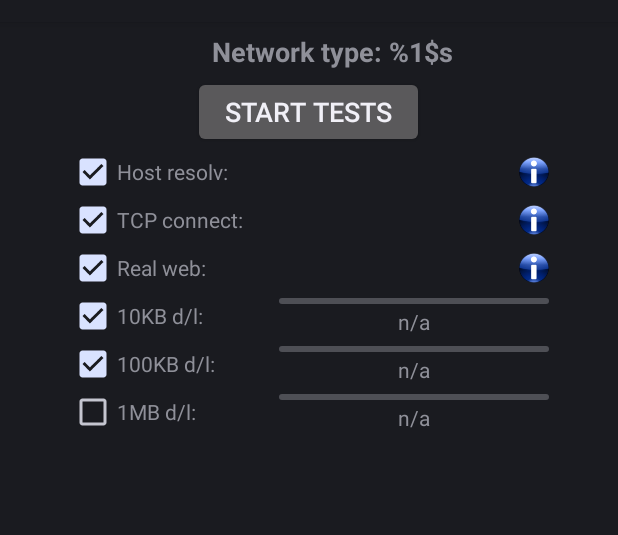
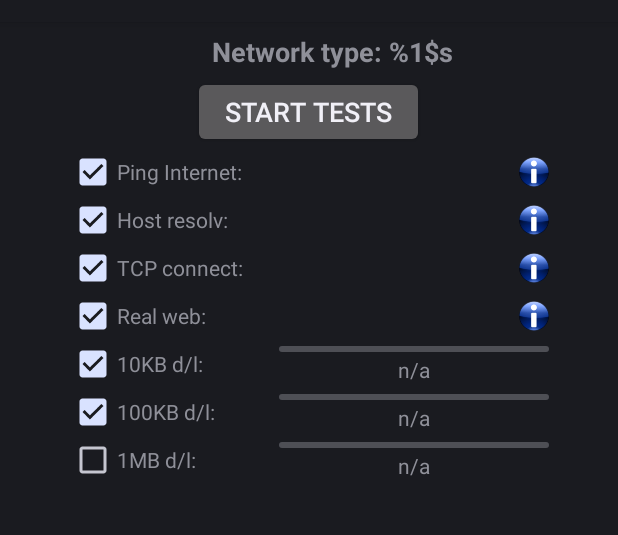
Before and after one commit to ab/androidnetworktester, an Android app: the screen it shows after launch (MainActivity), on a phone screen of 412 x 824 dp, the part 62-597 px from its top. Run offline under Robolectric (Android 15) with nearby library versions, the phone set to English and light mode, and no system bars; 1 statement that could not run was skipped.

Commit message:
Add a new ICMP ping test that connects to 8.8.8.8.

```diff
--- a/app/src/main/java/org/gc/networktester/activity/MainActivity.java
+++ b/app/src/main/java/org/gc/networktester/activity/MainActivity.java
@@ -22,6 +22,7 @@ import org.gc.networktester.tester.Download10kbTester;
 import org.gc.networktester.tester.Download100kbTester;
 import org.gc.networktester.tester.Download1mbTester;
 import org.gc.networktester.tester.HostResolutionTester;
+import org.gc.networktester.tester.PingInternetTester;
 import org.gc.networktester.tester.RealWebTester;
 import org.gc.networktester.tester.TcpConnectionTester;
 import org.gc.networktester.tester.Tester;
@@ -63,6 +64,7 @@ public class MainActivity extends Activity {
         super.onCreate( savedInstanceState );
 
         testers = new ArrayList<Tester>();
+        testers.add( new PingInternetTester() );
         testers.add( new HostResolutionTester() );
         testers.add( new TcpConnectionTester() );
         testers.add( new RealWebTester() );
--- /dev/null
+++ b/app/src/main/java/org/gc/networktester/tester/PingInternetTester.java
@@ -0,0 +1,160 @@
+/*
+ *
+ * Copyright (C) 2011 Guillaume Cottenceau.
+ *
+ * Android Network Tester is licensed under the Apache 2.0 license.
+ *
+ */
+
+package org.gc.networktester.tester;
+
+import android.app.AlertDialog;
+import android.os.SystemClock;
+import android.view.View;
+import android.view.View.OnClickListener;
+import android.widget.CheckBox;
+import android.widget.ImageView;
+import android.widget.ProgressBar;
+import android.widget.TextView;
+
+import org.gc.networktester.R;
+import org.gc.networktester.activity.MainActivity;
+import org.gc.networktester.util.Log;
+import org.gc.networktester.util.Util;
+
+import java.io.IOException;
+import java.net.ConnectException;
+import java.net.InetAddress;
+import java.net.SocketTimeoutException;
+import java.net.UnknownHostException;
+import java.util.ArrayList;
+import java.util.List;
+
+public class PingInternetTester implements Tester {
+
+    private MainActivity mainAct;
+    private CheckBox checkbox;
+    private ProgressBar progressbar;
+    private ImageView imageview;
+    private TextView textview;
+    private ImageView imageviewInfo;
+    private AlertDialog dialog = null;
+    private int moreInfoMessageId = R.string.ping_internet_expl;
+
+    public static String dnsServerAddress = "8.8.8.8";
+
+    public void setupViews( MainActivity mainActivity ) {
+        this.mainAct = mainActivity;
+        checkbox = (CheckBox) mainActivity.findViewById( R.id.main__checkbox_ping_internet );
+        textview = (TextView) mainActivity.findViewById( R.id.main__text_ping_internet );
+        textview.setOnClickListener( new MoreInfoOnClickListener() );
+        progressbar = (ProgressBar) mainActivity.findViewById( R.id.main__progressbar_ping_internet );
+        progressbar.setVisibility( View.GONE );
+        imageview = (ImageView) mainActivity.findViewById( R.id.main__image_ping_internet );
+        imageview.setVisibility( View.GONE );
+        imageview.setOnClickListener( new MoreInfoOnClickListener() );
+        imageviewInfo = (ImageView) mainActivity.findViewById( R.id.main__image_ping_internet_info );
+        imageviewInfo.setOnClickListener( new MoreInfoOnClickListener() );
+    }
+
+    private class MoreInfoOnClickListener implements OnClickListener {
+        public void onClick( View v ) {
+            dialog = Util.createDialog( mainAct, moreInfoMessageId );
+        }
+    }
+
+    public void prepareTest() {
+        checkbox.setEnabled( false );
+        textview.setVisibility( View.GONE );
+        imageview.setVisibility( View.GONE );
+        moreInfoMessageId = R.string.ping_internet_expl;
+    }
+
+    public boolean isActive() {
+        return checkbox.isChecked();
+    }
+
+    public void setActive( boolean value ) {
+        checkbox.setChecked( value );
+    }
+
+    public boolean performTest() {
+        mainAct.runOnUiThread( new Thread() { public void run() { progressbar.setVisibility( View.VISIBLE ); } } );
+        try {
+
+
+
+            InetAddress address = InetAddress.getByName(dnsServerAddress);
+            long now = SystemClock.uptimeMillis();
+
+            Log.debug("Testing reachability of " + address.getHostAddress());
+
+            final boolean result = address.isReachable(2000);
+            long time_one = SystemClock.uptimeMillis() - now;
+
+            final String str = mainAct.getString( R.string.ping_time, time_one);
+
+            if (result) {
+                Log.debug(address.getHostAddress() + " is reachable");
+            } else {
+                Log.debug(address.getHostAddress() + " is not reachable");
+            }
+
+            mainAct.runOnUiThread( new Thread() { public void run() {
+                textview.setText( str );
+                if (result) {
+                    imageview.setImageResource(R.drawable.real_web_ok);
+                    moreInfoMessageId = R.string.ping_internet_success;
+                } else {
+                    imageview.setImageResource(R.drawable.failure);
+                    moreInfoMessageId = R.string.ping_internet_failure;
+                }
+            } } );
+            return true;
+
+        } catch ( UnknownHostException e ) {
+            mainAct.runOnUiThread(new Thread() {
+                public void run() {
+                    textview.setText(R.string.typical_error_unknownhost);
+                    imageview.setImageResource(R.drawable.failure);
+                    moreInfoMessageId = R.string.tester_not_tested_expl;
+                }
+            });
+            return false;
+
+        } catch ( final IOException ioe ) {
+            Log.debug( Util.printException( ioe ) );
+            mainAct.runOnUiThread( new Thread() { public void run() {
+                if ( ioe instanceof SocketTimeoutException) {
+                    textview.setText( mainAct.getString( R.string.typical_error_connectiontimeout ) );
+                } else if ( ioe instanceof ConnectException) {
+                    textview.setText( mainAct.getString( R.string.typical_error_connectionrefused ) );
+                } else {
+                    textview.setText( Util.exceptionMessageOrClass( ioe ) );
+                }
+                imageview.setImageResource( R.drawable.failure );
+                moreInfoMessageId = R.string.tester_not_tested_expl;
+            } } );
+            return false;
+
+        } finally {
+            mainAct.runOnUiThread( new Thread() { public void run() {
+                textview.setVisibility( View.VISIBLE );
+                imageview.setVisibility( View.VISIBLE );
+                progressbar.setVisibility( View.GONE ); } } );
+        }
+    }
+
+    public void cleanupTests() {
+        checkbox.setEnabled( true );
+    }
+
+    public void onPause() {
+        // need to detach existing popup windows before pausing/destroying activity
+        // (screen orientation change, for example)
+        if ( dialog != null ) {
+            dialog.dismiss();
+        }
+    }
+
+}
--- a/app/src/main/res/layout-xlarge/main.xml
+++ b/app/src/main/res/layout-xlarge/main.xml
@@ -42,6 +42,56 @@
     <LinearLayout android:orientation="vertical"
                   android:layout_width="fill_parent"
                   android:layout_height="wrap_content">
+
+      <!-- Ping internet -->
+      <RelativeLayout android:layout_width="fill_parent"
+	              android:layout_height="wrap_content">
+        <LinearLayout android:id="@+id/main__checkbox_and_text_ping_internet"
+  		      android:orientation="horizontal"
+		      android:layout_width="180dp"
+		      android:layout_height="wrap_content"
+		      android:layout_alignParentLeft="true">
+	  <CheckBox android:id="@+id/main__checkbox_ping_internet"
+		    android:layout_width="wrap_content"
+		    android:layout_height="wrap_content"
+                    android:checked="true"/>
+          <RelativeLayout android:layout_width="wrap_content"
+	                  android:layout_height="fill_parent">
+	    <TextView android:layout_width="wrap_content"
+    		      android:layout_height="wrap_content"
+                      android:textSize="16sp"
+                      android:layout_centerVertical="true"
+    		      android:text="@string/ping_internet"/>
+	  </RelativeLayout>
+        </LinearLayout>
+        <RelativeLayout android:layout_width="fill_parent"
+                        android:layout_height="fill_parent"
+                        android:layout_centerVertical="true"
+		        android:layout_toRightOf="@id/main__checkbox_and_text_ping_internet">
+          <ImageView android:id="@+id/main__image_ping_internet"
+  	             android:layout_width="24dp"
+      	             android:layout_height="24dp"
+	             android:layout_centerVertical="true"/>
+          <TextView android:id="@+id/main__text_ping_internet"
+                    android:layout_width="wrap_content"
+    	            android:layout_height="wrap_content"
+	            android:layout_centerVertical="true"
+		    android:layout_toRightOf="@id/main__image_ping_internet"
+                    android:textSize="16sp"
+		    android:paddingLeft="7dp"/>
+          <ProgressBar android:id="@+id/main__progressbar_ping_internet"
+                       android:layout_width="wrap_content"
+                       android:layout_height="wrap_content"
+		       android:layout_centerVertical="true"
+                       style="@android:style/Widget.ProgressBar.Small"/>
+        </RelativeLayout>
+        <ImageView android:id="@+id/main__image_ping_internet"
+                   android:layout_width="20dp"
+                   android:layout_height="20dp"
+                   android:layout_centerVertical="true"
+                   android:layout_alignParentRight="true"
+                   android:src="@drawable/info"/>
+      </RelativeLayout>
 
       <!-- Hostname resolution -->
       <RelativeLayout android:layout_width="fill_parent"
--- a/app/src/main/res/layout/main.xml
+++ b/app/src/main/res/layout/main.xml
@@ -41,6 +41,54 @@
     <LinearLayout android:orientation="vertical"
                   android:layout_width="fill_parent"
                   android:layout_height="wrap_content">
+
+      <!-- Ping internet -->
+      <RelativeLayout android:layout_width="fill_parent"
+	              android:layout_height="wrap_content">
+        <LinearLayout android:id="@+id/main__checkbox_and_text_ping_internet"
+  		      android:orientation="horizontal"
+		      android:layout_width="140dp"
+		      android:layout_height="wrap_content"
+		      android:layout_alignParentLeft="true">
+	  <CheckBox android:id="@+id/main__checkbox_ping_internet"
+		    android:layout_width="wrap_content"
+		    android:layout_height="wrap_content"
+                    android:checked="true"/>
+          <RelativeLayout android:layout_width="wrap_content"
+	                  android:layout_height="fill_parent">
+	    <TextView android:layout_width="wrap_content"
+    		      android:layout_height="wrap_content"
+                      android:layout_centerVertical="true"
+    		      android:text="@string/ping_internet"/>
+	  </RelativeLayout>
+        </LinearLayout>
+        <RelativeLayout android:layout_width="fill_parent"
+                        android:layout_height="fill_parent"
+                        android:layout_centerVertical="true"
+		        android:layout_toRightOf="@id/main__checkbox_and_text_ping_internet">
+          <ImageView android:id="@+id/main__image_ping_internet"
+  	             android:layout_width="24dp"
+      	             android:layout_height="24dp"
+	             android:layout_centerVertical="true"/>
+          <TextView android:id="@+id/main__text_ping_internet"
+                    android:layout_width="wrap_content"
+    	            android:layout_height="wrap_content"
+	            android:layout_centerVertical="true"
+		    android:layout_toRightOf="@id/main__image_ping_internet"
+		    android:paddingLeft="5dp"/>
+          <ProgressBar android:id="@+id/main__progressbar_ping_internet"
+                       android:layout_width="wrap_content"
+                       android:layout_height="wrap_content"
+		       android:layout_centerVertical="true"
+                       style="@android:style/Widget.ProgressBar.Small"/>
+        </RelativeLayout>
+        <ImageView android:id="@+id/main__image_ping_internet_info"
+                   android:layout_width="20dp"
+                   android:layout_height="20dp"
+                   android:layout_centerVertical="true"
+                   android:layout_alignParentRight="true"
+                   android:src="@drawable/info"/>
+      </RelativeLayout>
 
       <!-- Hostname resolution -->
       <RelativeLayout android:layout_width="fill_parent"
--- a/app/src/main/res/values/strings.xml
+++ b/app/src/main/res/values/strings.xml
@@ -18,6 +18,12 @@
     <string name="failed">Failed (%1$s)</string>
     <string name="dl_speed">%1$.2f KB/sec</string>
     <string name="dl_too_small">Download file too small. You might not be connected to the real web, or try again later, or try to update the app.</string>
+
+    <string name="ping_internet">Ping Internet: </string>
+    <string name="ping_internet_expl">An ICMP ping echo request is performed against Google public DNS (8.8.8.8).</string>
+    <string name="ping_time">%1$d ms</string>
+    <string name="ping_internet_success">ICMP echo request to 8.8.8.8 succeeded.</string>
+    <string name="ping_internet_failure">ICMP echo request to 8.8.8.8 failed or timed out.</string>
 
     <string name="host_resolution">Host resolv: </string>
     <string name="host_resolution_expl">Two hostname resolutions are performed on google.com and www.google.com and timing is measured.</string>
```
